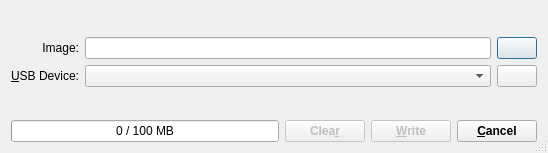
Old version of the form maindialog.ui in the repository KaOSx/isowriter.
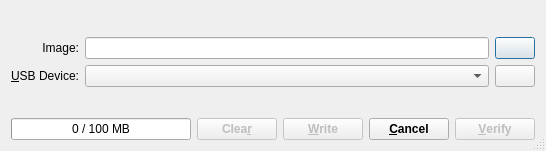
New version of the form. Icons and pictures are not drawn.

Commit message: start connecting verify option option now links to a dialog box only

The edit to the form file:
```diff
--- a/maindialog.ui
+++ b/maindialog.ui
@@ -6,8 +6,8 @@
    <rect>
     <x>0</x>
     <y>0</y>
-    <width>548</width>
-    <height>153</height>
+    <width>546</width>
+    <height>151</height>
    </rect>
   </property>
   <property name="sizePolicy">
@@ -275,6 +275,25 @@
        </property>
       </widget>
      </item>
+     <item>
+      <widget class="QPushButton" name="verifyButton">
+       <property name="enabled">
+        <bool>false</bool>
+       </property>
+       <property name="font">
+        <font>
+         <weight>75</weight>
+         <bold>true</bold>
+        </font>
+       </property>
+       <property name="focusPolicy">
+        <enum>Qt::NoFocus</enum>
+       </property>
+       <property name="text">
+        <string>&amp;Verify</string>
+       </property>
+      </widget>
+     </item>
     </layout>
    </item>
   </layout>
```
Left out of the diff: 20 changed lines with no effect on the pictures. The commit also changes 3 other files.
